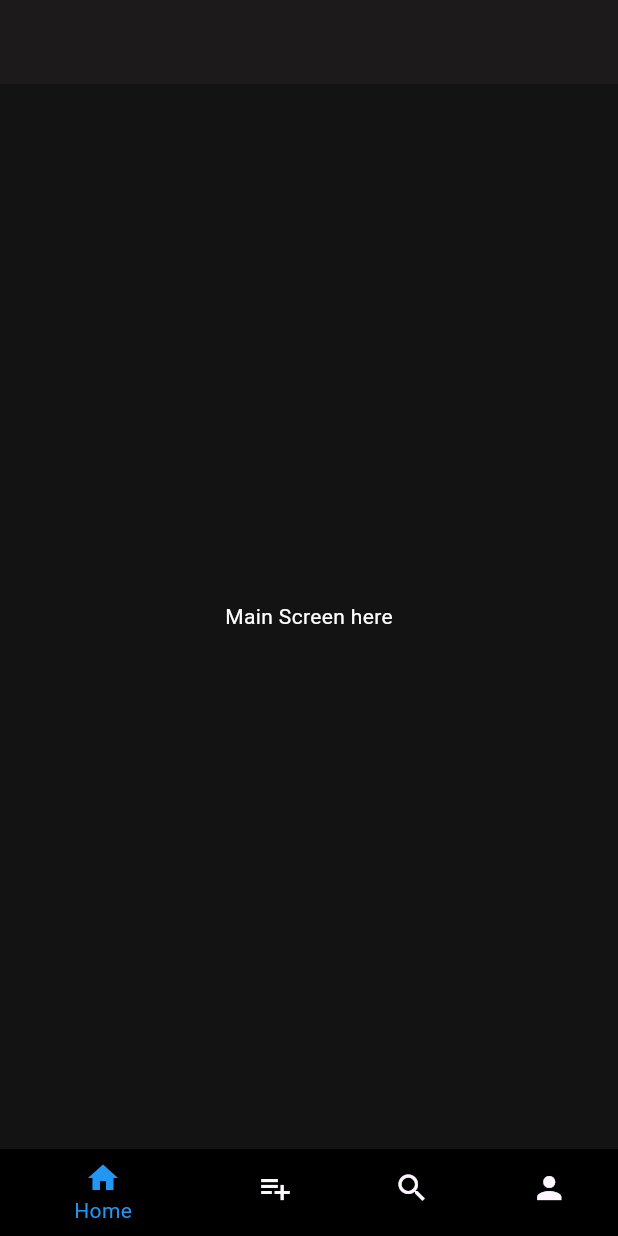
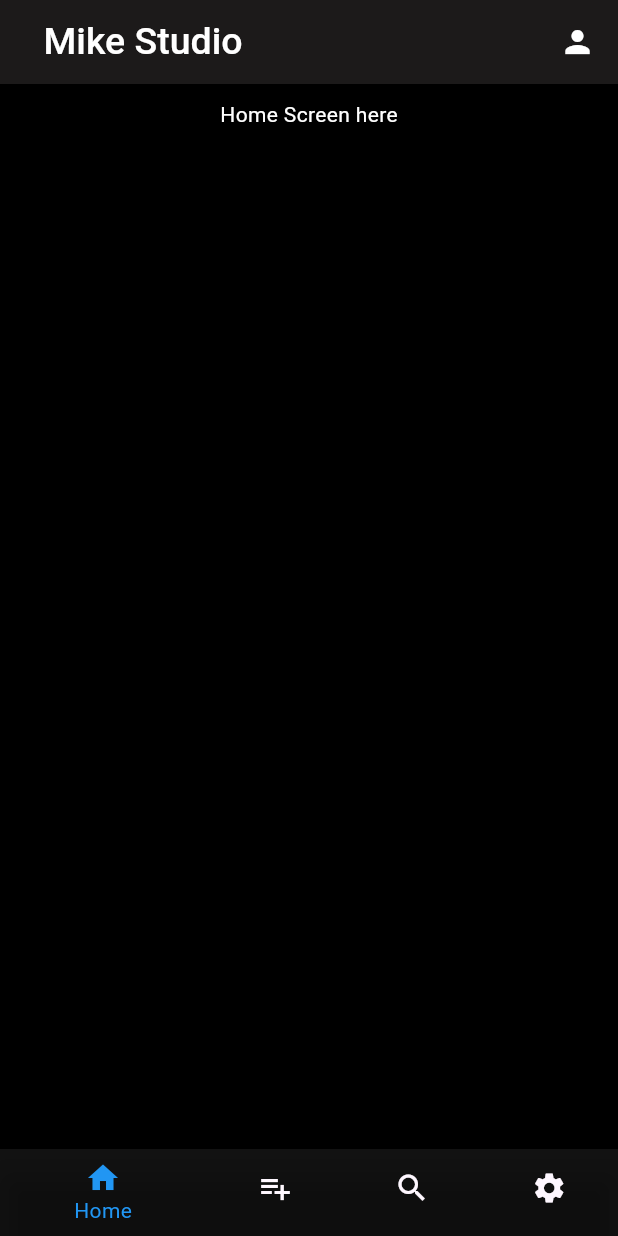
Before and after one commit to MidhunNk/MusicApp, a Flutter app: the screen it shows after launch, on a phone screen of 412 x 824 dp. Run offline on Flutter 3.47's test engine with Material 3 defaults, Android fonts, the light colour scheme and no system bars.

Commit message:
main screen appbar

```diff
--- a/lib/HomeScreen.dart
+++ b/lib/HomeScreen.dart
@@ -1,6 +1,6 @@
 import 'package:flutter/material.dart';
 import 'package:music_app/homescreen/Mainscreen.dart';
-import 'package:music_app/homescreen/PersonScreen.dart';
+import 'package:music_app/homescreen/settingScreen.dart';
 import 'package:music_app/homescreen/Playlistscreen.dart';
 import 'package:music_app/homescreen/SearchScreen.dart';
 
@@ -20,9 +20,7 @@ class _HomeScreenState extends State<HomeScreen> {
   Widget build(BuildContext context) {
     return Scaffold(
       backgroundColor: Color.fromARGB(255, 19, 19, 19),
-      appBar: AppBar(
-        backgroundColor: const Color.fromARGB(255, 28, 26, 26),
-      ),
+
       body: _page [_currentindex],
       bottomNavigationBar: BottomNavigationBar(
         selectedItemColor: Colors.blue,
@@ -36,7 +34,7 @@ class _HomeScreenState extends State<HomeScreen> {
         },
         items: const [
           BottomNavigationBarItem(
-              backgroundColor: Colors.black,
+              backgroundColor: Colors.transparent,
               icon: Icon(
                 Icons.home,
               ),
@@ -51,7 +49,7 @@ class _HomeScreenState extends State<HomeScreen> {
               label: "Search"),
           BottomNavigationBarItem(
               backgroundColor: Colors.black,
-              icon: Icon(Icons.person),
+              icon: Icon(Icons.settings),
               label: "Person")
         ],
       ),
--- a/lib/homescreen/Mainscreen.dart
+++ b/lib/homescreen/Mainscreen.dart
@@ -5,10 +5,43 @@ class MainScreen extends StatelessWidget {
 
   @override
   Widget build(BuildContext context) {
-    return Container(
-      child: const Center(child: Text("Main Screen here",style: TextStyle(
-        color: Colors.white
-      ),)),
+    return Scaffold(
+      backgroundColor: Colors.black,
+        appBar: AppBar(
+      backgroundColor: const Color.fromARGB(255, 28, 26, 26),
+      title: const Padding(
+        padding: EdgeInsets.only(left: 13),
+        child: Text(
+          "Mike Studio",
+          style: TextStyle(
+              color: Colors.white, fontSize: 25, fontWeight: FontWeight.w500),
+        ),
+      ),
+      actions: const [
+        Padding(
+          padding: EdgeInsets.only(right: 15),
+          child: Icon(
+            Icons.person,
+            color: Colors.white,
+
+          ),
+        )
+      ],
+    ),
+    body: Container(
+      child: const Column(
+        children: [
+          SizedBox(
+            height: 10,
+          ),
+          Center(
+            child: Text("Home Screen here",style: TextStyle(
+                    color: Colors.white
+                  ),),
+          ),
+        ],
+      ),
+    ) ,
     );
   }
 }
--- a/lib/homescreen/PersonScreen.dart
+++ b/lib/homescreen/settingScreen.dart
@@ -7,7 +7,7 @@ class PersonScreen extends StatelessWidget {
   Widget build(BuildContext context) {
     return Center(
       child: Container(
-        child: const Text("Person Screen here",style: TextStyle(
+        child: const Text("Settings Screen here",style: TextStyle(
         color: Colors.white
       ),),
       ),
```
